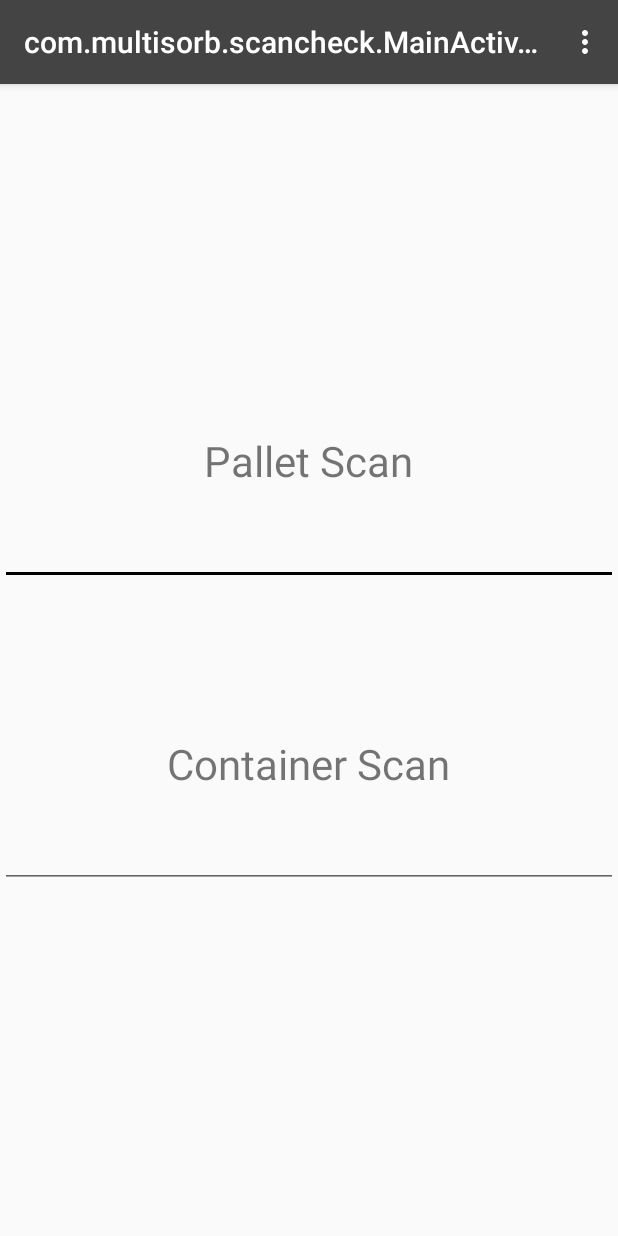
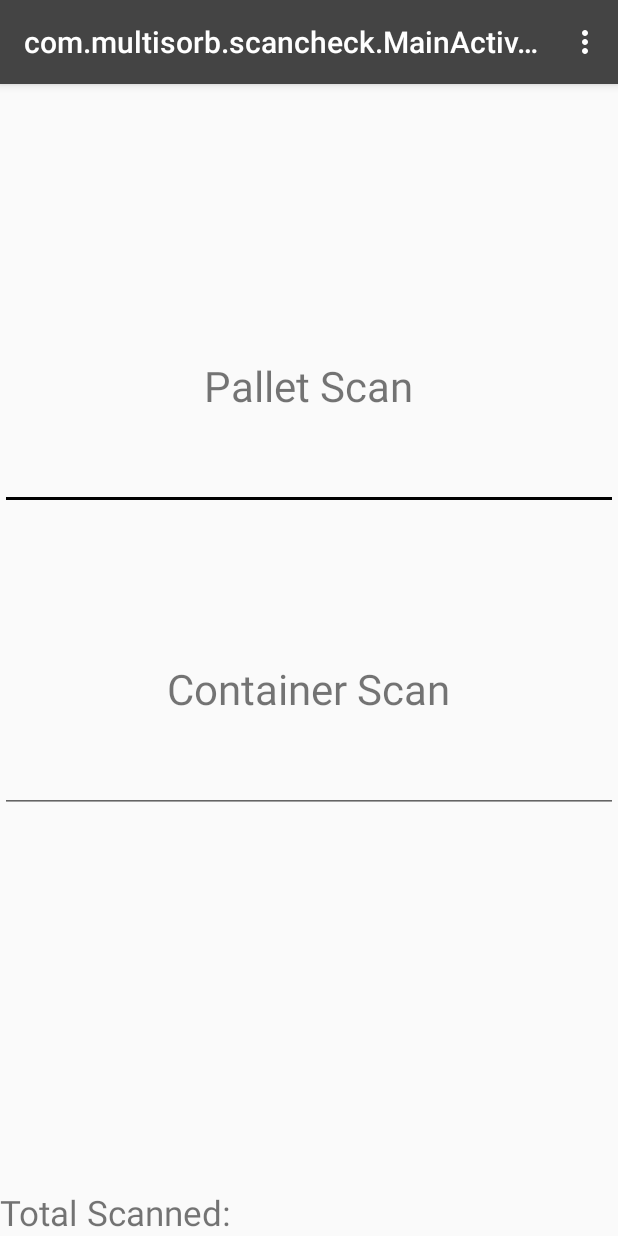
Before and after one commit to NathanialSopko/PalletBuild, an Android app: the MainActivity screen opened directly, with no data from a screen before it, on a phone screen of 412 x 824 dp. Run offline under Robolectric (Android 15) with nearby library versions, the phone set to English and light mode, and no system bars; libraries missing offline, so code that uses them is left out: com.loopj.android, cz.msebera.android.

Commit message:
Total Scan Count working from API

```diff
--- a/app/build.gradle
+++ b/app/build.gradle
@@ -4,7 +4,7 @@ android {
     compileSdkVersion 26
     defaultConfig {
         applicationId "com.multisorb.scancheck"
-        minSdkVersion 23
+        minSdkVersion 19
         targetSdkVersion 26
         versionCode 1
         versionName "1.0"
@@ -27,6 +27,5 @@ dependencies {
     androidTestImplementation 'com.android.support.test:runner:1.0.2'
     androidTestImplementation 'com.android.support.test.espresso:espresso-core:3.0.2'
     implementation 'com.loopj.android:android-async-http:1.4.9'
-    implementation 'org.json:json:20160212'
     implementation 'com.google.code.gson:gson:2.8.5'
 }
--- a/app/src/main/AndroidManifest.xml
+++ b/app/src/main/AndroidManifest.xml
@@ -18,7 +18,7 @@
         android:theme="@style/AppTheme">
         <activity
             android:name=".LoginActivity"
-            android:label="@string/title_activity_login">
+            android:label="@string/title_activity_login"
             android:windowSoftInputMode="stateHidden">
 
             <intent-filter>
@@ -29,7 +29,7 @@
         </activity>
         <activity
             android:name=".MainActivity"
-            android:theme="@style/AppTheme.NoActionBar">
+            android:theme="@style/AppTheme.NoActionBar"
             android:windowSoftInputMode="stateHidden">
             <!--<intent-filter>-->
                 <!--<action android:name="android.intent.action.MAIN" />-->
--- a/app/src/main/java/com/multisorb/scancheck/MainActivity.java
+++ b/app/src/main/java/com/multisorb/scancheck/MainActivity.java
@@ -17,6 +17,7 @@ import android.view.Menu;
 import android.view.MenuItem;
 import android.view.WindowManager;
 import android.widget.EditText;
+import android.widget.TextView;
 
 import com.google.gson.Gson;
 import com.google.gson.GsonBuilder;
@@ -71,15 +72,15 @@ public class MainActivity extends AppCompatActivity {
             badgeID = b.getString("Badge_ID");
         }
 
-        getWindow().setSoftInputMode(WindowManager.LayoutParams.SOFT_INPUT_STATE_HIDDEN);
+        //getWindow().setSoftInputMode(WindowManager.LayoutParams.SOFT_INPUT_STATE_HIDDEN);
 
         final EditText input1 = findViewById(R.id.plain_text_input);
         final EditText input2 = findViewById(R.id.plain_text_input2);
 
 
 
-        input1.setShowSoftInputOnFocus(false);
-        input2.setShowSoftInputOnFocus(false);
+        //input1.setShowSoftInputOnFocus(false);
+        //input2.setShowSoftInputOnFocus(false);
 
         input1.addTextChangedListener(
                 new TextWatcher() {
@@ -94,7 +95,13 @@ public class MainActivity extends AppCompatActivity {
                             @Override
                             public void run() {
                                 if(!input1.getText().toString().equals("")){
-                                    input2.requestFocus();
+                                    try {
+                                        GetPalletCount();
+                                    }
+                                    catch (Exception e){
+
+                                    }
+                                    //input2.requestFocus();
                                 }
                             }
                         };
@@ -127,6 +134,79 @@ public class MainActivity extends AppCompatActivity {
         );
     }
 
+    public void GetPalletCount(){
+        EditText input1 = (EditText) findViewById(R.id.plain_text_input);
+        final EditText input2 = (EditText) findViewById(R.id.plain_text_input2);
+        final TextView textView  = (TextView)findViewById(R.id.totalScanned);
+
+        String text1 = input1.getText().toString();
+        //String text2 = input2.getText().toString();
+
+        RequestParams params = new RequestParams();
+        params.setUseJsonStreamer(true);
+        JSONObject student1 = new JSONObject();
+        try {
+//            student1.put("Badge_ID", badgeID);
+            student1.put("Pallet_ID", text1);
+//            student1.put("CONT_ID", "");
+            student1.put("isIndia", 0);
+        } catch (JSONException e) {
+            e.printStackTrace();
+        }
+
+        StringEntity stringEntity;
+        try {
+            stringEntity = new StringEntity(student1.toString());
+            AsyncHttpClient client = new AsyncHttpClient();
+            //client.post(getBaseContext(),"http://10.38.0.69/PalletBuild/PalletBuild/CheckPalletData", stringEntity, RequestParams.APPLICATION_JSON, new AsyncHttpResponseHandler() {
+            client.post(getBaseContext(),"http://10.38.57.50/PalletBuild/PalletBuild/GetTotalScanCount", stringEntity, RequestParams.APPLICATION_JSON, new AsyncHttpResponseHandler() {
+                @Override
+                public void onSuccess(int statusCode, Header[] headers, byte[] responseBody) {
+                    String testString = new String(responseBody, StandardCharsets.UTF_8);
+
+                    testString = testString.substring(1, testString.length()-1);
+                    testString = testString.replace("\\\"", "\"");
+
+                    Gson gson = new GsonBuilder().create();
+                    GetPalletCountReturner object = new GetPalletCountReturner();
+                    try{
+
+                        object = gson.fromJson(testString, GetPalletCountReturner.class);
+
+                    }
+                    catch(JsonSyntaxException e){
+                        ResetActivity();
+                    }
+
+                    if(object.Error == 0){
+                        //display the count here
+                        textView.setText(Integer.toString(object.Count));
+                        input2.requestFocus();
+                    }
+                    else{
+                        //do something as a failure
+
+                        Snackbar.make(getCurrentFocus(), "Invalid Pallet ID", Snackbar.LENGTH_LONG)
+                                .setAction("Action", null).show();
+
+                        ResetActivity();
+                    }
+
+                }
+
+                @Override
+                public void onFailure(int statusCode, Header[] headers, byte[] responseBody, Throwable error) {
+                    Snackbar.make(findViewById(R.id.main_layout), new String(error.getMessage()), Snackbar.LENGTH_LONG)
+                            .setAction("Action", null).show();
+
+                    ResetActivity();
+                }
+            });
+        } catch (UnsupportedEncodingException e) {
+            e.printStackTrace();
+        }
+    }
+
     public void Check(){
         EditText input1 = (EditText) findViewById(R.id.plain_text_input);
         EditText input2 = (EditText) findViewById(R.id.plain_text_input2);
@@ -150,7 +230,8 @@ public class MainActivity extends AppCompatActivity {
         try {
             stringEntity = new StringEntity(student1.toString());
             AsyncHttpClient client = new AsyncHttpClient();
-            client.post(getBaseContext(),"http://10.38.0.69/PalletBuild/PalletBuild/CheckPalletData", stringEntity, RequestParams.APPLICATION_JSON, new AsyncHttpResponseHandler() {
+            //client.post(getBaseContext(),"http://10.38.0.69/PalletBuild/PalletBuild/CheckPalletData", stringEntity, RequestParams.APPLICATION_JSON, new AsyncHttpResponseHandler() {
+            client.post(getBaseContext(),"http://10.38.57.50/PalletBuild/PalletBuild/CheckPalletData", stringEntity, RequestParams.APPLICATION_JSON, new AsyncHttpResponseHandler() {
                 @Override
                 public void onSuccess(int statusCode, Header[] headers, byte[] responseBody) {
                     String testString = new String(responseBody, StandardCharsets.UTF_8);
--- a/app/src/main/res/layout/content_main.xml
+++ b/app/src/main/res/layout/content_main.xml
@@ -15,6 +15,7 @@
         android:layout_height="match_parent"
         android:orientation="vertical"
         android:gravity="center"
+        android:layout_marginTop="-100dp"
         >
 
         <TextView
@@ -63,4 +64,26 @@
             android:textSize="32dp"/>
     </LinearLayout>
 
+    <LinearLayout
+        android:layout_width="match_parent"
+        android:layout_height="match_parent"
+        android:orientation="horizontal">
+        <TextView
+            android:gravity="bottom|left"
+            android:text="Total Scanned: "
+            android:textSize="23dp"
+            android:layout_width="match_parent"
+            android:layout_height="match_parent"
+            android:layout_weight="2"/>
+        <TextView
+            android:id="@+id/totalScanned"
+            android:gravity="bottom|left"
+            android:text=""
+            android:textSize="23dp"
+            android:layout_weight="2"
+            android:layout_width="match_parent"
+            android:layout_height="match_parent"/>
+    </LinearLayout>
+
+
 </android.support.constraint.ConstraintLayout>
--- a/build.gradle
+++ b/build.gradle
@@ -7,7 +7,7 @@ buildscript {
         jcenter()
     }
     dependencies {
-        classpath 'com.android.tools.build:gradle:3.3.2'
+        classpath 'com.android.tools.build:gradle:3.5.1'
 
 
         // NOTE: Do not place your application dependencies here; they belong
```
Also changed, not shown: app/src/main/java/com/multisorb/scancheck/GetPalletCountReturner.java (added, +10 -0 lines), app/src/main/java/com/multisorb/scancheck/LoginActivity.java (+4 -3 lines), gradle/wrapper/gradle-wrapper.properties.
